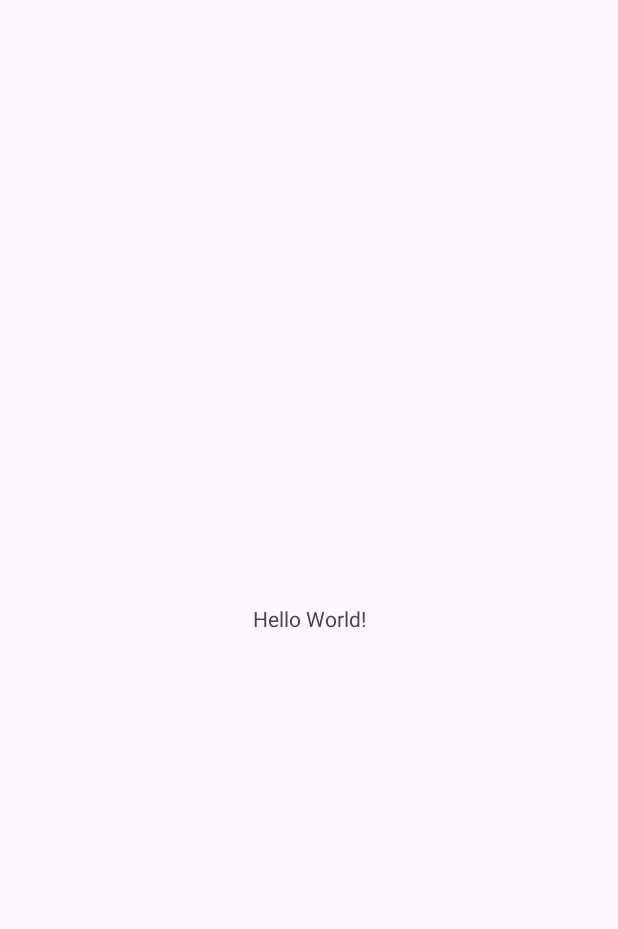
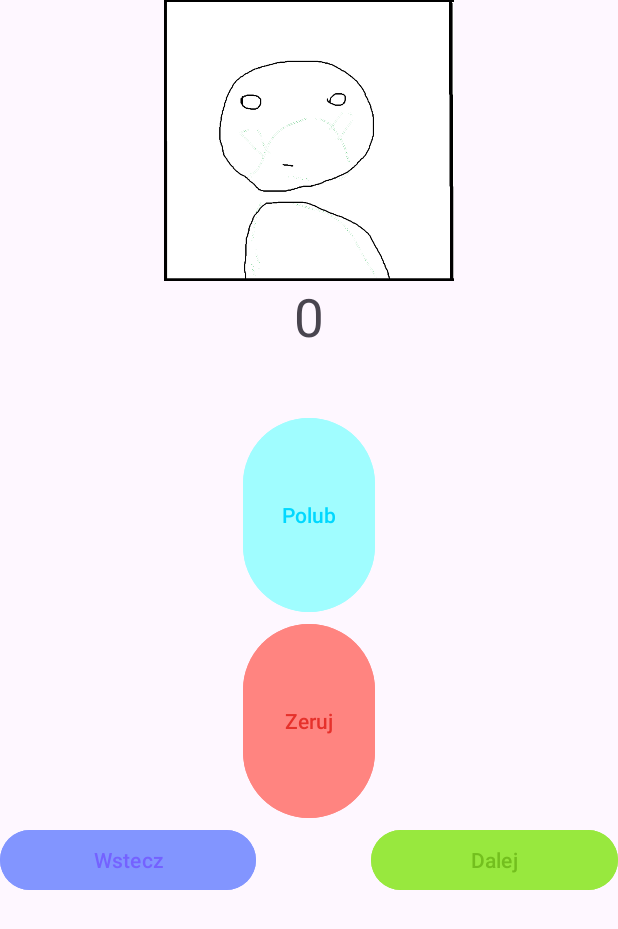
Before and after one commit to MakePythonGreatAgain/Sprawdzian_Android_20.10.2026, an Android app: the screen it shows after launch (MainActivity), on a phone screen of 412 x 824 dp. Before the commit the part shown is almost empty. Shown: the top 929 px of the screen. Run offline under Robolectric (Android 15) with nearby library versions, the phone set to English and light mode, and no system bars; 1 statement that could not run was skipped.

Commit message:
Działające guziki zero i polub / Widok Pionowy i Płaski / Kolory guzików i estetyka / Zapis przy obrocie ekranu

```diff
--- a/app/src/main/java/com/example/myapplication/MainActivity.java
+++ b/app/src/main/java/com/example/myapplication/MainActivity.java
@@ -1,14 +1,39 @@
 package com.example.myapplication;
 
 import android.os.Bundle;
+import android.view.View;
+import android.widget.Button;
+import android.widget.ImageView;
+import android.widget.TextView;
 
 import androidx.activity.EdgeToEdge;
+import androidx.annotation.NonNull;
 import androidx.appcompat.app.AppCompatActivity;
 import androidx.core.graphics.Insets;
 import androidx.core.view.ViewCompat;
 import androidx.core.view.WindowInsetsCompat;
 
 public class MainActivity extends AppCompatActivity {
+    private Button Dalej;
+    private Button Wstecz;
+    private Button Zero;
+    private Button Polub;
+    private TextView textView1;
+
+    private ImageView imageView1;
+    private View layout;
+
+    private final int[] imageArray = new int[]
+            {
+                    R.drawable.obraz1,
+                    R.drawable.obraz2,
+                    R.drawable.obraz3
+            };
+
+    private int IndexObraz = 0;
+    private int polubienia = 0;
+
+
 
     @Override
     protected void onCreate(Bundle savedInstanceState) {
@@ -20,5 +45,57 @@ public class MainActivity extends AppCompatActivity {
             v.setPadding(systemBars.left, systemBars.top, systemBars.right, systemBars.bottom);
             return insets;
         });
+
+
+        Dalej = findViewById(R.id.buttonDalej);
+        Polub = findViewById(R.id.buttonPolub);
+        Zero = findViewById(R.id.buttonZero);
+        Wstecz = findViewById(R.id.buttonWstecz);
+        layout = findViewById(R.id.main);
+        textView1 = findViewById(R.id.textView1);
+
+        if (savedInstanceState != null)
+        {
+            polubienia = savedInstanceState.getInt("POLUBIENIA" , 0);
+        };
+        textView1.setText(String.valueOf(polubienia));
+        if (savedInstanceState != null)
+        {
+            IndexObraz = savedInstanceState.getInt("OBRAZ", 0);
+        }
+        imageView1.setImageResource(imageArray[IndexObraz]);
+
+
+
+
+        Polub.setOnClickListener(
+                new View.OnClickListener() {
+                    @Override
+                    public void onClick(View view) {
+                        polubienia++;
+                        textView1.setText(polubienia + "");
+                        textView1.setText(String.valueOf(polubienia));
+                        textView1.setText(Integer.toString(polubienia));
+                    }
+                }
+        );
+
+        Zero.setOnClickListener(
+                new View.OnClickListener() {
+                    @Override
+                    public void onClick(View view) {
+                        polubienia = 0;
+                        textView1.setText(polubienia + "");
+                        textView1.setText(String.valueOf(polubienia));
+                        textView1.setText(Integer.toString(polubienia));
+                    }
+                }
+        );
+
+    }
+    @Override
+    protected void onSaveInstanceState(@NonNull Bundle outState) {
+        super.onSaveInstanceState(outState);
+        outState.putInt("POLUBIENIA" , polubienia);
     }
 }
--- /dev/null
+++ b/app/src/main/res/layout-land/activity_main.xml
@@ -0,0 +1,81 @@
+<?xml version="1.0" encoding="utf-8"?>
+<LinearLayout xmlns:android="http://schemas.android.com/apk/res/android"
+    xmlns:app="http://schemas.android.com/apk/res-auto"
+    xmlns:tools="http://schemas.android.com/tools"
+    android:id="@+id/main"
+    android:layout_width="match_parent"
+    android:layout_height="match_parent"
+    android:orientation="vertical"
+    tools:context=".MainActivity" >
+
+    <LinearLayout
+        android:layout_width="match_parent"
+        android:layout_height="match_parent"
+        android:layout_weight="1"
+        android:orientation="vertical"
+        >
+
+        <ImageView
+            android:id="@+id/imageView1"
+            android:layout_width="300dp"
+            android:layout_height="300dp"
+            android:layout_gravity="center"
+            android:layout_weight="1"
+            app:srcCompat="@drawable/obraz1" />
+
+        <TextView
+            android:id="@+id/textView1"
+            android:layout_width="wrap_content"
+            android:layout_height="100dp"
+            android:layout_gravity="center"
+            android:layout_weight="1"
+            android:text="0"
+            android:textSize="35dp" />
+    </LinearLayout>
+
+    <LinearLayout
+        android:layout_width="match_parent"
+        android:layout_height="100dp"
+        android:layout_weight="1"
+        android:orientation="horizontal">
+
+        <Button
+            android:id="@+id/buttonPolub"
+            android:layout_width="wrap_content"
+            android:layout_height="wrap_content"
+            android:layout_gravity="center"
+            android:layout_weight="1"
+            android:backgroundTint="#a0fdff"
+            android:text="Polub"
+            android:textColor="#00d8ff" />
+
+        <Button
+            android:id="@+id/buttonZero"
+            android:layout_width="wrap_content"
+            android:layout_height="wrap_content"
+            android:layout_gravity="center"
+            android:layout_weight="1"
+            android:backgroundTint="#ff8480"
+            android:text="Zeruj"
+            android:textColor="#e6312b" />
+
+        <Button
+            android:id="@+id/buttonWstecz"
+            android:layout_width="wrap_content"
+            android:layout_height="wrap_content"
+            android:layout_weight="1"
+            android:backgroundTint="#8295ff"
+            android:text="Wstecz"
+            android:textColor="#7462ff" />
+
+        <Button
+            android:id="@+id/buttonDalej"
+            android:layout_width="wrap_content"
+            android:layout_height="wrap_content"
+            android:layout_weight="1"
+            android:text="Dalej"
+            android:backgroundTint="#98e83e"
+            android:textColor="#73bf1e" />
+    </LinearLayout>
+
+</LinearLayout>
--- a/app/src/main/res/layout/activity_main.xml
+++ b/app/src/main/res/layout/activity_main.xml
@@ -1,19 +1,94 @@
 <?xml version="1.0" encoding="utf-8"?>
-<androidx.constraintlayout.widget.ConstraintLayout xmlns:android="http://schemas.android.com/apk/res/android"
+<LinearLayout xmlns:android="http://schemas.android.com/apk/res/android"
     xmlns:app="http://schemas.android.com/apk/res-auto"
     xmlns:tools="http://schemas.android.com/tools"
     android:id="@+id/main"
     android:layout_width="match_parent"
     android:layout_height="match_parent"
-    tools:context=".MainActivity">
+    android:orientation="vertical"
+    tools:context=".MainActivity" >
 
-    <TextView
-        android:layout_width="wrap_content"
-        android:layout_height="wrap_content"
-        android:text="Hello World!"
-        app:layout_constraintBottom_toBottomOf="parent"
-        app:layout_constraintEnd_toEndOf="parent"
-        app:layout_constraintStart_toStartOf="parent"
-        app:layout_constraintTop_toTopOf="parent" />
+    <LinearLayout
+        android:layout_width="match_parent"
+        android:layout_height="match_parent"
+        android:layout_weight="1"
+        android:orientation="vertical"
+        >
 
-</androidx.constraintlayout.widget.ConstraintLayout>
+        <ImageView
+            android:id="@+id/imageView1"
+            android:layout_width="400dp"
+            android:layout_height="400dp"
+            android:layout_gravity="center"
+            android:layout_weight="1"
+            app:srcCompat="@drawable/obraz1" />
+
+        <TextView
+            android:id="@+id/textView1"
+            android:layout_width="wrap_content"
+            android:layout_height="300dp"
+            android:layout_gravity="center"
+            android:layout_weight="1"
+            android:text="0"
+            android:textSize="35dp" />
+    </LinearLayout>
+
+    <LinearLayout
+        android:layout_width="match_parent"
+        android:layout_height="match_parent"
+        android:layout_weight="1"
+        android:orientation="vertical">
+
+        <Button
+            android:id="@+id/buttonPolub"
+            android:layout_width="wrap_content"
+            android:layout_height="wrap_content"
+            android:layout_weight="1"
+            android:text="Polub"
+            android:layout_gravity="center"
+            android:backgroundTint="#a0fdff"
+            android:textColor="#00d8ff" />
+
+        <Button
+            android:id="@+id/buttonZero"
+            android:layout_width="wrap_content"
+            android:layout_height="wrap_content"
+            android:layout_weight="1"
+            android:text="Zeruj"
+            android:layout_gravity="center"
+            android:backgroundTint="#ff8480"
+            android:textColor="#e6312b" />
+
+    </LinearLayout>
+
+    <LinearLayout
+        android:layout_width="match_parent"
+        android:layout_height="match_parent"
+        android:layout_weight="1"
+        android:orientation="horizontal">
+
+        <Button
+            android:id="@+id/buttonWstecz"
+            android:layout_width="wrap_content"
+            android:layout_height="wrap_content"
+            android:layout_weight="1"
+            android:text="Wstecz"
+            android:backgroundTint="#8295ff"
+            android:textColor="#7462ff" />
+
+        <Space
+            android:layout_width="wrap_content"
+            android:layout_height="wrap_content"
+            android:layout_weight="1" />
+
+        <Button
+            android:id="@+id/buttonDalej"
+            android:layout_width="wrap_content"
+            android:layout_height="wrap_content"
+            android:layout_weight="1"
+            android:text="Dalej"
+            android:backgroundTint="#98e83e"
+            android:textColor="#73bf1e" />
+    </LinearLayout>
+
+</LinearLayout>
```
Also changed, not shown: app/src/main/res/drawable/obraz1.png (added), app/src/main/res/drawable/obraz2.png (added), app/src/main/res/drawable/obraz3.png (added).
